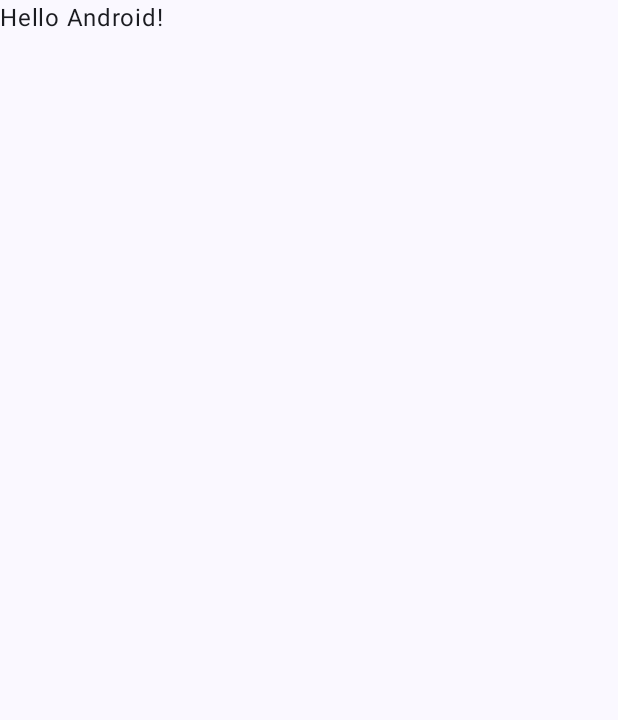
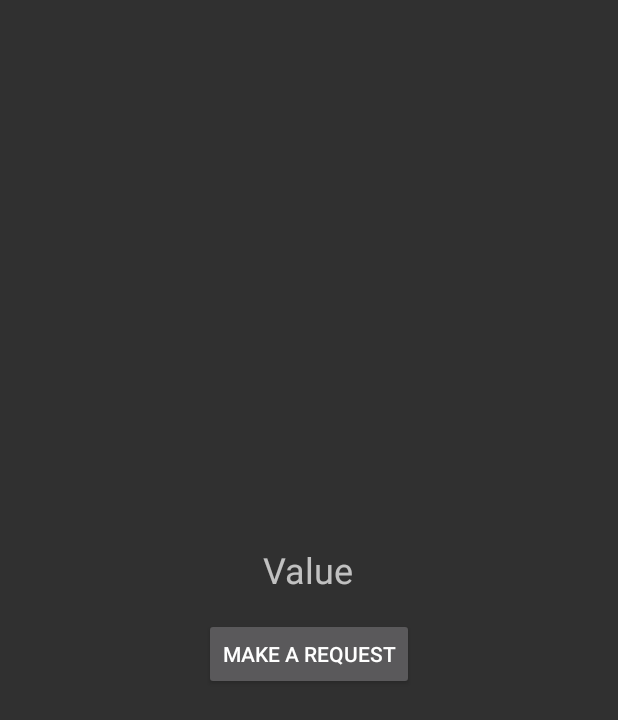
Before and after one commit to daka-kolp/lesson13, an Android app: the screen it shows after launch (MainActivity), on a phone screen of 412 x 824 dp. Before the commit the part shown is almost empty. Shown: the top 720 px of the screen. Run offline under Robolectric (Android 15) with nearby library versions, the phone set to English and light mode, and no system bars; 2 statements that could not run were skipped.

```diff
--- a/app/build.gradle.kts
+++ b/app/build.gradle.kts
@@ -66,4 +66,8 @@ dependencies {
     androidTestImplementation(libs.androidx.ui.test.junit4)
     debugImplementation(libs.androidx.ui.tooling)
     debugImplementation(libs.androidx.ui.test.manifest)
+    implementation("io.insert-koin:koin-android:3.5.0")
+    implementation("com.squareup.retrofit2:adapter-rxjava2:2.11.0")
+    implementation("com.squareup.retrofit2:retrofit:2.11.0")
+    implementation("com.squareup.retrofit2:converter-gson:2.9.0")
 }
--- a/app/src/main/AndroidManifest.xml
+++ b/app/src/main/AndroidManifest.xml
@@ -1,8 +1,10 @@
 <?xml version="1.0" encoding="utf-8"?>
 <manifest xmlns:android="http://schemas.android.com/apk/res/android"
     xmlns:tools="http://schemas.android.com/tools">
+    <uses-permission android:name="android.permission.INTERNET"/>
 
     <application
+        android:name=".CryptApplication"
         android:allowBackup="true"
         android:dataExtractionRules="@xml/data_extraction_rules"
         android:fullBackupContent="@xml/backup_rules"
@@ -16,7 +18,7 @@
             android:name=".MainActivity"
             android:exported="true"
             android:label="@string/app_name"
-            android:theme="@style/Theme.Lesson13">
+            android:theme="@style/Theme.AppCompat.NoActionBar">
             <intent-filter>
                 <action android:name="android.intent.action.MAIN" />
 
--- /dev/null
+++ b/app/src/main/java/com/example/lesson13/CryptApplication.kt
@@ -0,0 +1,16 @@
+package com.example.lesson13
+
+import android.app.Application
+import com.example.lesson13.di.cryptModule
+import org.koin.android.ext.koin.androidContext
+import org.koin.core.context.startKoin
+
+class CryptApplication : Application() {
+    override fun onCreate() {
+        super.onCreate()
+        startKoin {
+            androidContext(this@CryptApplication)
+            modules(cryptModule)
+        }
+    }
+}
--- a/app/src/main/java/com/example/lesson13/MainActivity.kt
+++ b/app/src/main/java/com/example/lesson13/MainActivity.kt
@@ -1,47 +1,43 @@
 package com.example.lesson13
 
 import android.os.Bundle
-import androidx.activity.ComponentActivity
-import androidx.activity.compose.setContent
-import androidx.activity.enableEdgeToEdge
-import androidx.compose.foundation.layout.fillMaxSize
-import androidx.compose.foundation.layout.padding
-import androidx.compose.material3.Scaffold
-import androidx.compose.material3.Text
-import androidx.compose.runtime.Composable
-import androidx.compose.ui.Modifier
-import androidx.compose.ui.tooling.preview.Preview
-import com.example.lesson13.ui.theme.Lesson13Theme
+import android.widget.Button
+import android.widget.TextView
+import androidx.appcompat.app.AppCompatActivity
+import androidx.lifecycle.ViewModelProvider
+import com.example.lesson13.models.CryptCurrency
 
-class MainActivity : ComponentActivity() {
+
+class MainActivity : AppCompatActivity() {
+    private lateinit var viewModel: BitcoinViewModel
+    private lateinit var textView: TextView
     override fun onCreate(savedInstanceState: Bundle?) {
         super.onCreate(savedInstanceState)
-        enableEdgeToEdge()
-        setContent {
-            Lesson13Theme {
-                Scaffold(modifier = Modifier.fillMaxSize()) { innerPadding ->
-                    Greeting(
-                        name = "Android",
-                        modifier = Modifier.padding(innerPadding)
-                    )
-                }
-            }
+        setContentView(R.layout.activity_main)
+        viewModel = ViewModelProvider(this)[BitcoinViewModel::class.java]
+        viewModel.uiHeroesState.observe(this) { onViewUpdate(it) }
+
+        textView = findViewById(R.id.value)
+        val button = findViewById<Button>(R.id.make_request)
+
+        button.setOnClickListener { viewModel.getBitcoin() }
+    }
+
+    private fun onViewUpdate(uiState: BitcoinViewModel.UIBitcoinState) {
+
+        when (uiState) {
+            is BitcoinViewModel.UIBitcoinState.Result -> onValueFetched(uiState.bitcoin)
+            is BitcoinViewModel.UIBitcoinState.Error -> onValueFetchedError(uiState.error)
+            is BitcoinViewModel.UIBitcoinState.Empty -> Unit
+            is BitcoinViewModel.UIBitcoinState.Processing -> Unit
         }
     }
-}
 
-@Composable
-fun Greeting(name: String, modifier: Modifier = Modifier) {
-    Text(
-        text = "Hello $name!",
-        modifier = modifier
-    )
-}
+    private fun onValueFetched(value: CryptCurrency) {
+        textView.text = value.shortInfo()
+    }
 
-@Preview(showBackground = true)
-@Composable
-fun GreetingPreview() {
-    Lesson13Theme {
-        Greeting("Android")
+    private fun onValueFetchedError(error: String) {
+        textView.text = "Error: $error"
     }
 }
--- /dev/null
+++ b/app/src/main/java/com/example/lesson13/di/modules.kt
@@ -0,0 +1,10 @@
+package com.example.lesson13.di
+
+import com.example.lesson13.network.ApiClient
+import com.example.lesson13.network.CryptRepository
+import org.koin.dsl.module
+
+val cryptModule = module {
+    single { ApiClient.retrofit }
+    single { CryptRepository(get()) }
+}
--- /dev/null
+++ b/app/src/main/java/com/example/lesson13/models/CryptCurrencyWrapper.kt
@@ -0,0 +1,6 @@
+package com.example.lesson13.models
+
+data class CryptCurrencyWrapper (
+    val data: CryptCurrency,
+    val timestamp: Long
+)
--- a/app/src/main/java/com/example/lesson13/ui/theme/Color.kt
+++ /dev/null
@@ -1,11 +0,0 @@
-package com.example.lesson13.ui.theme
-
-import androidx.compose.ui.graphics.Color
-
-val Purple80 = Color(0xFFD0BCFF)
-val PurpleGrey80 = Color(0xFFCCC2DC)
-val Pink80 = Color(0xFFEFB8C8)
-
-val Purple40 = Color(0xFF6650a4)
-val PurpleGrey40 = Color(0xFF625b71)
-val Pink40 = Color(0xFF7D5260)
--- a/app/src/main/java/com/example/lesson13/ui/theme/Theme.kt
+++ /dev/null
@@ -1,58 +0,0 @@
-package com.example.lesson13.ui.theme
-
-import android.app.Activity
-import android.os.Build
-import androidx.compose.foundation.isSystemInDarkTheme
-import androidx.compose.material3.MaterialTheme
-import androidx.compose.material3.darkColorScheme
-import androidx.compose.material3.dynamicDarkColorScheme
-import androidx.compose.material3.dynamicLightColorScheme
-import androidx.compose.material3.lightColorScheme
-import androidx.compose.runtime.Composable
-import androidx.compose.ui.platform.LocalContext
-
-private val DarkColorScheme = darkColorScheme(
-    primary = Purple80,
-    secondary = PurpleGrey80,
-    tertiary = Pink80
-)
-
-private val LightColorScheme = lightColorScheme(
-    primary = Purple40,
-    secondary = PurpleGrey40,
-    tertiary = Pink40
-
-    /* Other default colors to override
-    background = Color(0xFFFFFBFE),
-    surface = Color(0xFFFFFBFE),
-    onPrimary = Color.White,
-    onSecondary = Color.White,
-    onTertiary = Color.White,
-    onBackground = Color(0xFF1C1B1F),
-    onSurface = Color(0xFF1C1B1F),
-    */
-)
-
-@Composable
-fun Lesson13Theme(
-    darkTheme: Boolean = isSystemInDarkTheme(),
-    // Dynamic color is available on Android 12+
-    dynamicColor: Boolean = true,
-    content: @Composable () -> Unit
-) {
-    val colorScheme = when {
-        dynamicColor && Build.VERSION.SDK_INT >= Build.VERSION_CODES.S -> {
-            val context = LocalContext.current
-            if (darkTheme) dynamicDarkColorScheme(context) else dynamicLightColorScheme(context)
-        }
-
-        darkTheme -> DarkColorScheme
-        else -> LightColorScheme
-    }
-
-    MaterialTheme(
-        colorScheme = colorScheme,
-        typography = Typography,
-        content = content
-    )
-}
--- a/app/src/main/java/com/example/lesson13/ui/theme/Type.kt
+++ /dev/null
@@ -1,34 +0,0 @@
-package com.example.lesson13.ui.theme
-
-import androidx.compose.material3.Typography
-import androidx.compose.ui.text.TextStyle
-import androidx.compose.ui.text.font.FontFamily
-import androidx.compose.ui.text.font.FontWeight
-import androidx.compose.ui.unit.sp
-
-// Set of Material typography styles to start with
-val Typography = Typography(
-    bodyLarge = TextStyle(
-        fontFamily = FontFamily.Default,
-        fontWeight = FontWeight.Normal,
-        fontSize = 16.sp,
-        lineHeight = 24.sp,
-        letterSpacing = 0.5.sp
-    )
-    /* Other default text styles to override
-    titleLarge = TextStyle(
-        fontFamily = FontFamily.Default,
-        fontWeight = FontWeight.Normal,
-        fontSize = 22.sp,
-        lineHeight = 28.sp,
-        letterSpacing = 0.sp
-    ),
-    labelSmall = TextStyle(
-        fontFamily = FontFamily.Default,
-        fontWeight = FontWeight.Medium,
-        fontSize = 11.sp,
-        lineHeight = 16.sp,
-        letterSpacing = 0.5.sp
-    )
-    */
-)
--- /dev/null
+++ b/app/src/main/res/layout/activity_main.xml
@@ -0,0 +1,26 @@
+<?xml version="1.0" encoding="utf-8"?>
+<LinearLayout xmlns:android="http://schemas.android.com/apk/res/android"
+    android:orientation="vertical"
+    android:gravity="center"
+    android:layout_gravity="center"
+    android:layout_width="match_parent"
+    android:layout_height="wrap_content">
+
+    <TextView
+        android:id="@+id/value"
+        android:text="Value"
+        android:textSize="24sp"
+        android:layout_width="wrap_content"
+        android:layout_height="wrap_content"/>
+
+    <Space
+        android:layout_width="wrap_content"
+        android:layout_height="16dp"/>
+
+    <Button
+        android:id="@+id/make_request"
+        android:text="Make a Request"
+        android:layout_width="wrap_content"
+        android:layout_height="wrap_content"/>
+
+</LinearLayout>
```
Also changed, not shown: app/src/main/java/com/example/lesson13/BitcoinViewModel.kt (added, +43 -0 lines), app/src/main/java/com/example/lesson13/models/CryptCurrency.kt (added, +15 -0 lines), app/src/main/java/com/example/lesson13/network/ApiClient.kt (added, +17 -0 lines), app/src/main/java/com/example/lesson13/network/CryptInterface.kt (added, +9 -0 lines), app/src/main/java/com/example/lesson13/network/CryptRepository.kt (added, +11 -0 lines).
